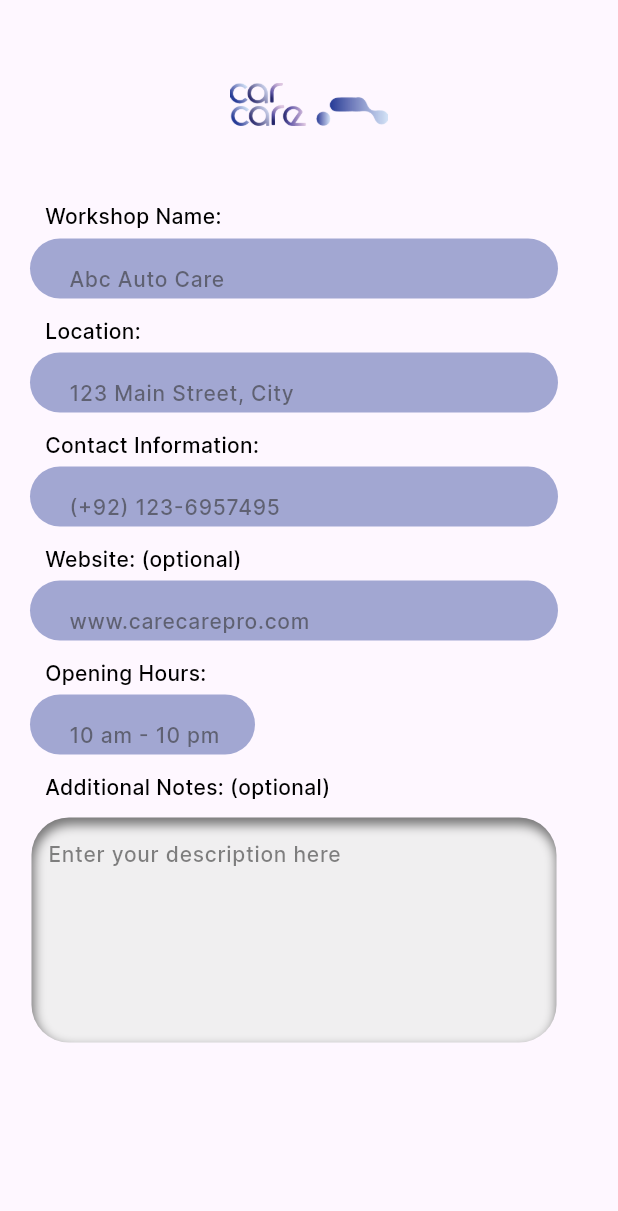
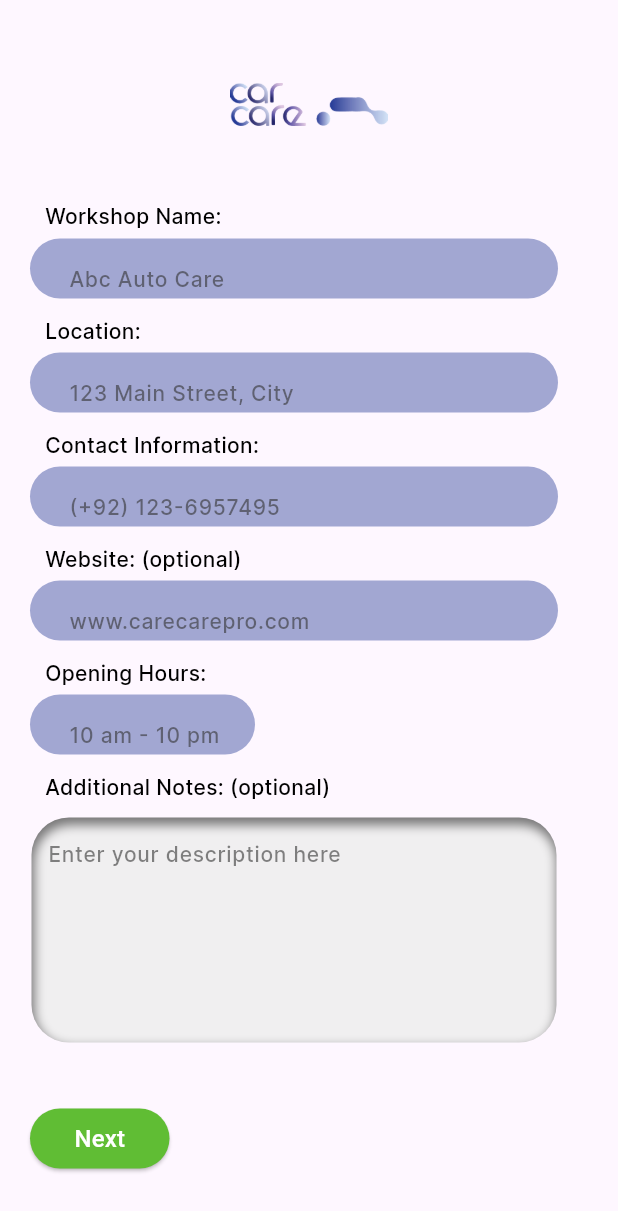
Before and after one commit to romanfarooq/final-year-project, a Flutter app: the screen it shows after launch, on a phone screen of 412 x 824 dp. Shown: the top 1211 px of the screen. Run offline on Flutter 3.47's test engine with Material 3 defaults, Android fonts, the phone set to English and light mode, and no system bars; our stand-ins replace flutter_inset_box_shadow, flutter_svg.

Commit message:
workshop_signup

```diff
--- a/lib/screens/workshop_signup.dart
+++ b/lib/screens/workshop_signup.dart
@@ -482,13 +482,45 @@ class _WorkshopSignupState extends State<WorkshopSignup> {
                          ),
                        ),
 
+                     ],
+                   ),
+                       SizedBox(
+                 height: figmaSpaceToPercentage(40, context),
 
-                       // SizedBox(
-               //   height: 10,
-               //
-               // ),
-                     ],
-                   )
+               ),
+
+                       Row(
+                         children:[
+
+                           SizedBox(
+                             width: figmaSpaceToPercentageWidth(20, context),
+
+                           ),
+                           ElevatedButton(
+                           onPressed: () {
+                             // Add your onPressed logic here
+                           },
+                           style: ElevatedButton.styleFrom(
+                             backgroundColor: Color.fromRGBO(96, 189, 52, 1), // Change the button's background color
+                             shape: RoundedRectangleBorder(
+                               borderRadius: BorderRadius.circular(25), // Adjust the radius as needed
+                             ),
+                             minimumSize: Size(figmaSpaceToPercentageWidth(93, context), figmaSpaceToPercentage(40, context)), // Set the button's width and height
+                           ),
+                           child: Text(
+                             "Next",
+                             textAlign: TextAlign.center, // Align the text in the center
+                             style: TextStyle(fontSize: 16,
+                               color: Colors.white,
+                             ), // Change the font size of the button text
+                           ),
+                         ),
+      ]
+                       ),
+
+
+
+
              ],
 
           ),
```
